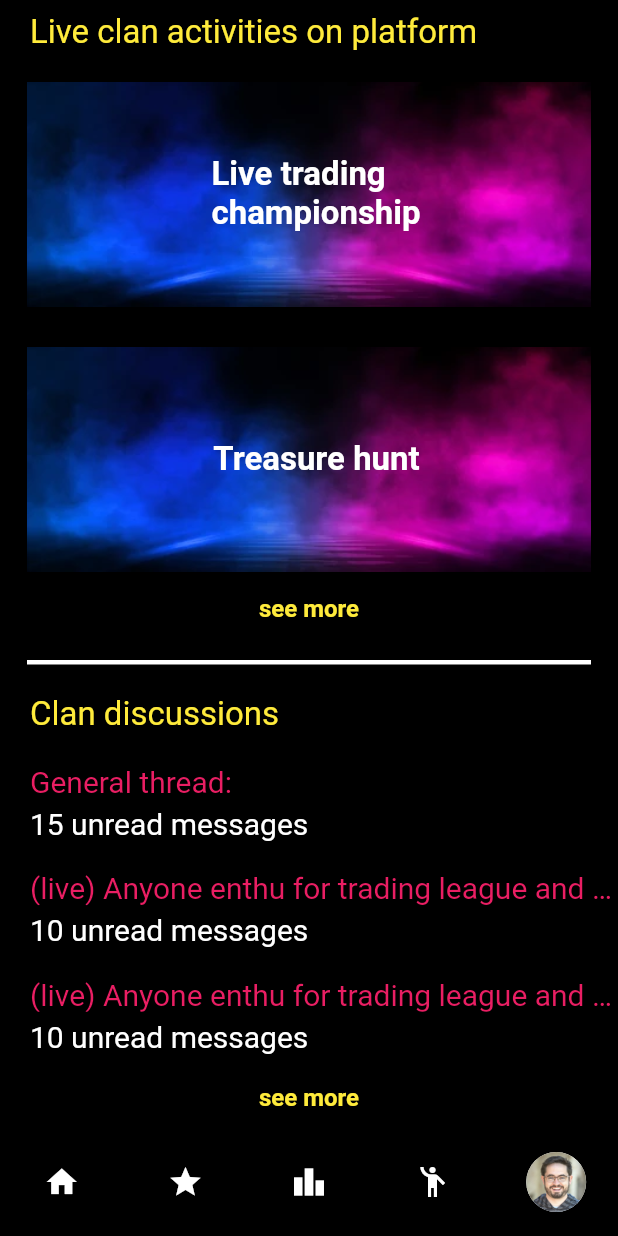
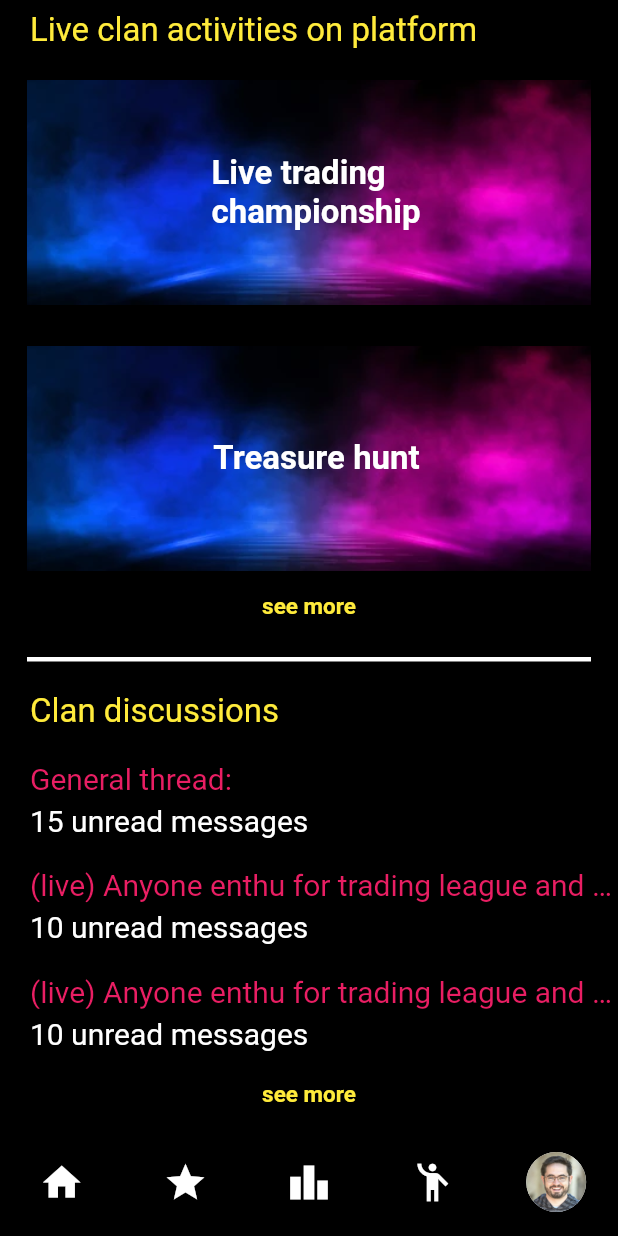
Before and after one commit to vickysingh07/internship_project, a Flutter app: the screen it shows after launch, scrolled down 1152 dp, on a phone screen of 412 x 824 dp. Run offline on Flutter 3.47's test engine with Material 2 defaults, Android fonts, the phone set to English and light mode, and no system bars; our stand-ins replace flutter_iconly.

Commit message:
final commit

```diff
--- a/lib/bottom_bar.dart
+++ b/lib/bottom_bar.dart
@@ -44,24 +44,28 @@ class _BottomBarState extends State<BottomBar> {
           items: <BottomNavigationBarItem>[
             const BottomNavigationBarItem(
                 icon: Icon(
+                  size: 30,
                   Icons.home,
                   color: Colors.white,
                 ),
                 label: ""),
             const BottomNavigationBarItem(
                 icon: Icon(
+                  size: 30,
                   Icons.star,
                   color: Colors.white,
                 ),
                 label: ""),
             const BottomNavigationBarItem(
                 icon: Icon(
+                  size: 30,
                   Icons.leaderboard,
                   color: Colors.white,
                 ),
                 label: ""),
             const BottomNavigationBarItem(
                 icon: Icon(
+                  size: 30,
                   Icons.emoji_people_sharp,
                   color: Colors.white,
                 ),
--- a/lib/model.dart
+++ b/lib/model.dart
@@ -110,3 +110,34 @@ TextModel3(String text1, String text2) {
     ],
   ));
 }
+
+ImageTextModel(String img, String text) {
+  return Container(
+    margin: const EdgeInsets.symmetric(horizontal: 20, vertical: 10),
+    child: Row(
+      mainAxisAlignment: MainAxisAlignment.start,
+      children: [
+        CircleAvatar(
+            radius: 25,
+            backgroundColor: Colors.white,
+            child: ClipRRect(
+              borderRadius: BorderRadius.circular(50),
+              child: Image.asset(img),
+            )),
+        const SizedBox(
+          width: 34,
+        ),
+        Flexible(
+          child: Text(
+            text,
+            textAlign: TextAlign.start,
+            style: const TextStyle(
+              color: Colors.pink,
+              fontSize: 20,
+            ),
+          ),
+        ),
+      ],
+    ),
+  );
+}
--- a/lib/screens/home.dart
+++ b/lib/screens/home.dart
@@ -199,7 +199,7 @@ class Home extends StatelessWidget {
                     "see more",
                     style: TextStyle(
                         color: Colors.yellow,
-                        fontSize: 16,
+                        fontSize: 15,
                         fontWeight: FontWeight.w600),
                   ),
                 )),
@@ -288,7 +288,7 @@ class Home extends StatelessWidget {
                     "see more",
                     style: TextStyle(
                         color: Colors.yellow,
-                        fontSize: 16,
+                        fontSize: 15,
                         fontWeight: FontWeight.w600),
                   ),
                 )),
@@ -314,7 +314,7 @@ class Home extends StatelessWidget {
                     "see more",
                     style: TextStyle(
                         color: Colors.yellow,
-                        fontSize: 16,
+                        fontSize: 15,
                         fontWeight: FontWeight.w600),
                   ),
                 )),
@@ -324,6 +324,10 @@ class Home extends StatelessWidget {
               const SizedBox(
                 height: 20,
               ),
+              ImageTextModel(
+                  "assets/images/face1.jpg", "Lorem ipsum - Clan head"),
+              ImageTextModel(
+                  "assets/images/face3.jpg", "Lorem ipsum - Debating Sensei"),
             ],
           ),
         ));
```
Also changed, not shown: assets/images/face1.jpg (added), assets/images/face2.jpg (added), assets/images/face3.jpg (added).
